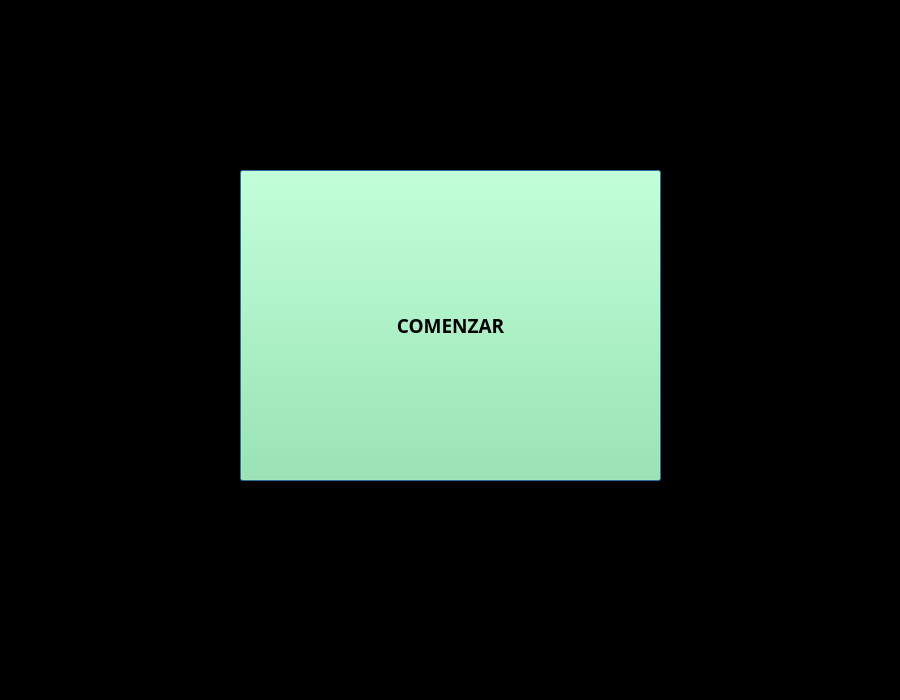
Before: the Qt Designer form igs/comenzarUI.ui in AntonioBlanco00/ebo_serious_games, drawn with Qt 5.
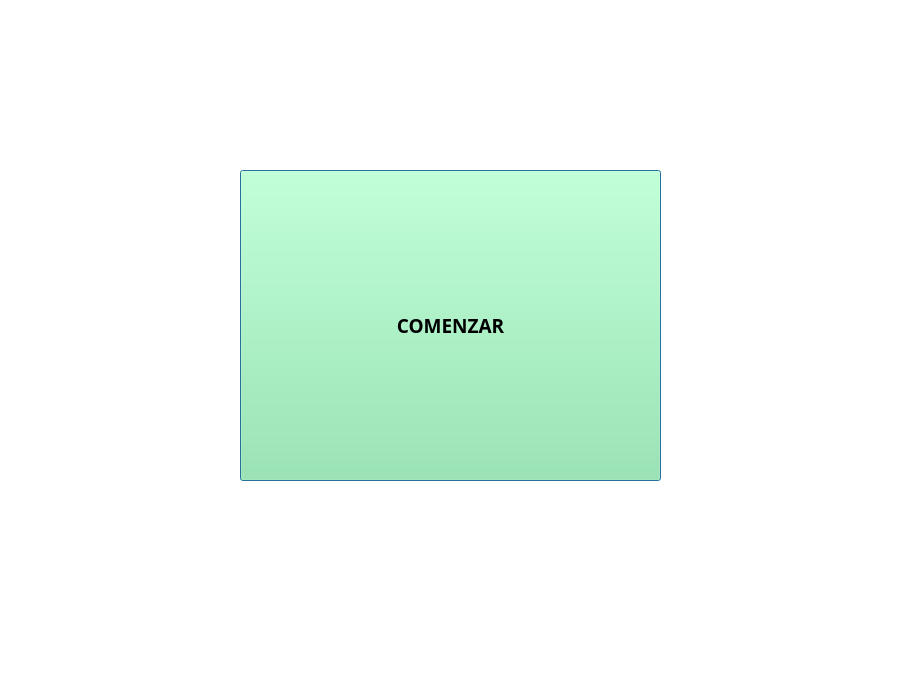
After: the same form once the commit is applied.

```diff
--- a/igs/comenzarUI.ui
+++ b/igs/comenzarUI.ui
@@ -25,9 +25,9 @@
      <colorrole role="Window">
       <brush brushstyle="SolidPattern">
        <color alpha="255">
-        <red>0</red>
-        <green>0</green>
-        <blue>0</blue>
+        <red>255</red>
+        <green>255</green>
+        <blue>255</blue>
        </color>
       </brush>
      </colorrole>
@@ -45,9 +45,9 @@
      <colorrole role="Window">
       <brush brushstyle="SolidPattern">
        <color alpha="255">
-        <red>0</red>
-        <green>0</green>
-        <blue>0</blue>
+        <red>255</red>
+        <green>255</green>
+        <blue>255</blue>
        </color>
       </brush>
      </colorrole>
@@ -56,18 +56,18 @@
      <colorrole role="Base">
       <brush brushstyle="SolidPattern">
        <color alpha="255">
-        <red>0</red>
-        <green>0</green>
-        <blue>0</blue>
+        <red>255</red>
+        <green>255</green>
+        <blue>255</blue>
        </color>
       </brush>
      </colorrole>
      <colorrole role="Window">
       <brush brushstyle="SolidPattern">
        <color alpha="255">
-        <red>0</red>
-        <green>0</green>
-        <blue>0</blue>
+        <red>255</red>
+        <green>255</green>
+        <blue>255</blue>
        </color>
       </brush>
      </colorrole>
```
